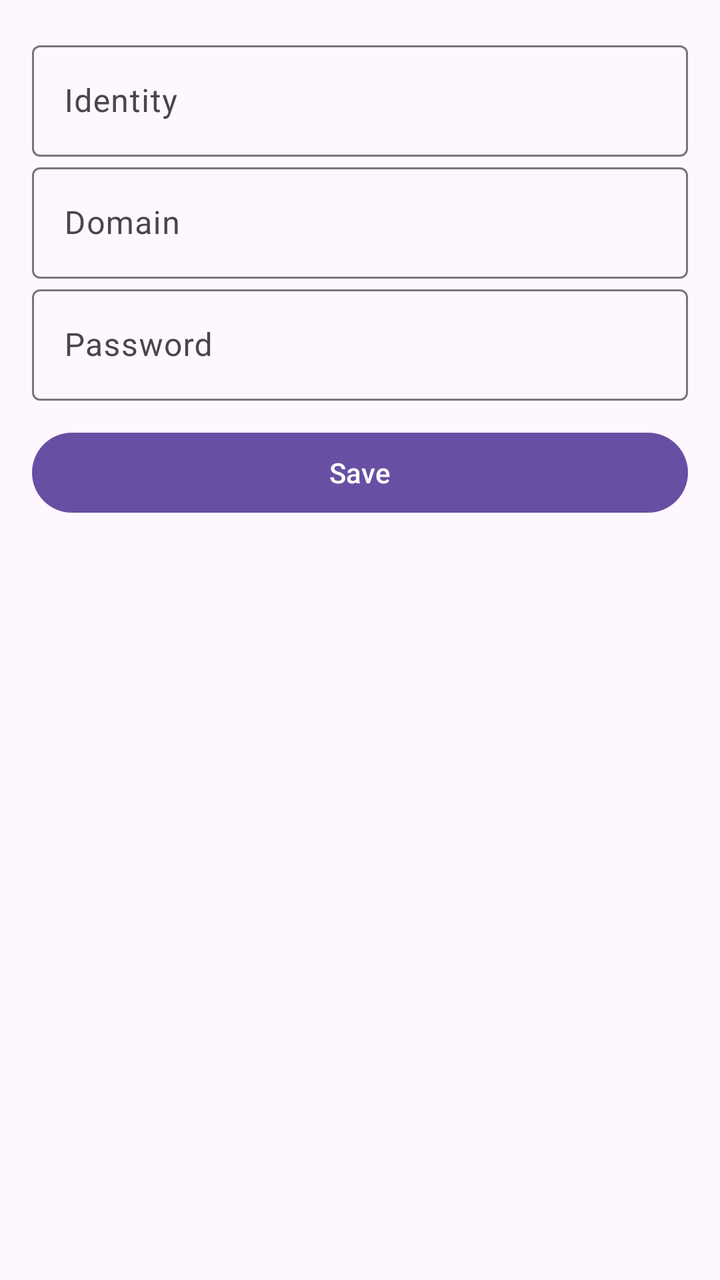
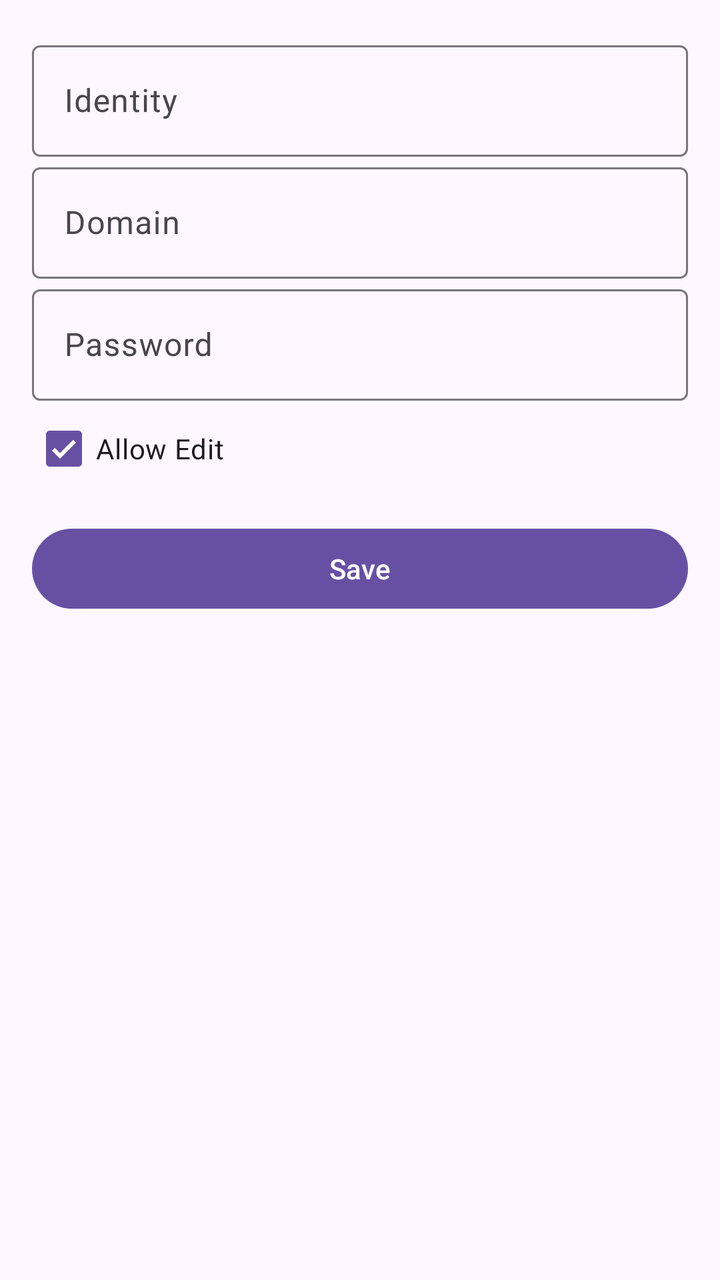

The first picture is an Android layout as it rendered before a commit; the second is the same layout after the commit. The layout source and the unified diff follow.
<!-- AndroidManifest.xml: application theme Theme.AutoWifiConnector -->
<!-- res/layout/activity_add_view.xml -->
<?xml version="1.0" encoding="utf-8"?>
<LinearLayout xmlns:android="http://schemas.android.com/apk/res/android"
    xmlns:tools="http://schemas.android.com/tools"
    android:layout_width="match_parent"
    android:layout_height="match_parent"
    android:orientation="vertical"
    android:paddingStart="16dp"
    android:paddingTop="12dp"
    android:paddingEnd="16dp"
    tools:context=".AddViewActivity">

    <com.google.android.material.textfield.TextInputLayout
        android:layout_width="match_parent"
        android:layout_height="wrap_content">

        <com.google.android.material.textfield.TextInputEditText
            android:id="@+id/ssid_tv"
            android:layout_width="match_parent"
            android:layout_height="wrap_content"
            android:hint="SSID"
            android:visibility="gone" />
    </com.google.android.material.textfield.TextInputLayout>

    <com.google.android.material.textfield.TextInputLayout
        android:layout_width="match_parent"
        android:layout_height="wrap_content">

        <com.google.android.material.textfield.TextInputEditText
            android:id="@+id/identity_tv"
            android:layout_width="match_parent"
            android:layout_height="wrap_content"
            android:hint="Identity" />
    </com.google.android.material.textfield.TextInputLayout>

    <com.google.android.material.textfield.TextInputLayout
        android:layout_width="match_parent"
        android:layout_height="wrap_content">

        <com.google.android.material.textfield.TextInputEditText
            android:id="@+id/domain_tv"
            android:layout_width="match_parent"
            android:layout_height="wrap_content"
            android:hint="Domain" />
    </com.google.android.material.textfield.TextInputLayout>

    <com.google.android.material.textfield.TextInputLayout
        android:layout_width="match_parent"
        android:layout_height="wrap_content">

        <com.google.android.material.textfield.TextInputEditText
            android:id="@+id/password_tv"
            android:layout_width="match_parent"
            android:layout_height="wrap_content"
            android:hint="Password" />
    </com.google.android.material.textfield.TextInputLayout>

    <Button
        android:id="@+id/save_btn"
        android:layout_width="match_parent"
        android:layout_height="wrap_content"
        android:layout_marginTop="12dp"
        android:text="Save" />

</LinearLayout>
<!-- resources referenced by this layout -->
<resources>
  <style name="Theme.AutoWifiConnector" parent="Base.Theme.AutoWifiConnector" />
  <style name="Base.Theme.AutoWifiConnector" parent="Theme.Material3.DayNight">
          <item name="android:windowLightStatusBar">true</item>
          <item name="actionBarPopupTheme">@style/Widget.Material3.PopupMenu</item>
          <item name="popupMenuStyle">@style/Widget.Material3.PopupMenu</item>
          <item name="actionBarTheme">?attr/actionBarTheme</item>
          <item name="android:statusBarColor">?attr/colorSurfaceContainer</item>
      </style>
</resources>

<!-- the commit's change to res/layout/activity_add_view.xml (unified diff, before → after) -->
@@ -1,64 +1,83 @@
 <?xml version="1.0" encoding="utf-8"?>
-<LinearLayout xmlns:android="http://schemas.android.com/apk/res/android"
+<androidx.constraintlayout.widget.ConstraintLayout android:layout_height="match_parent"
+    xmlns:android="http://schemas.android.com/apk/res/android"
     xmlns:tools="http://schemas.android.com/tools"
-    android:layout_width="match_parent"
-    android:layout_height="match_parent"
-    android:orientation="vertical"
-    android:paddingStart="16dp"
-    android:paddingTop="12dp"
-    android:paddingEnd="16dp"
-    tools:context=".AddViewActivity">
+    android:layout_width="match_parent">
 
-    <com.google.android.material.textfield.TextInputLayout
+    <LinearLayout
         android:layout_width="match_parent"
-        android:layout_height="wrap_content">
+        android:layout_height="match_parent"
+        android:orientation="vertical"
+        android:paddingStart="16dp"
+        android:paddingTop="12dp"
+        android:paddingEnd="16dp"
+        tools:context=".AddViewActivity">
 
-        <com.google.android.material.textfield.TextInputEditText
-            android:id="@+id/ssid_tv"
+        <com.google.android.material.textfield.TextInputLayout
+            android:layout_width="match_parent"
+            android:layout_height="wrap_content">
+
+            <com.google.android.material.textfield.TextInputEditText
+                android:id="@+id/ssid_tv"
+                android:layout_width="match_parent"
+                android:layout_height="wrap_content"
+                android:hint="SSID"
+                android:visibility="gone" />
+        </com.google.android.material.textfield.TextInputLayout>
+
+        <com.google.android.material.textfield.TextInputLayout
+            android:layout_width="match_parent"
+            android:layout_height="wrap_content">
+
+            <com.google.android.material.textfield.TextInputEditText
+                android:id="@+id/identity_tv"
+                android:layout_width="match_parent"
+                android:layout_height="wrap_content"
+                android:hint="Identity" />
+        </com.google.android.material.textfield.TextInputLayout>
+
+        <com.google.android.material.textfield.TextInputLayout
+            android:layout_width="match_parent"
+            android:layout_height="wrap_content">
+
+            <com.google.android.material.textfield.TextInputEditText
+                android:id="@+id/domain_tv"
+                android:layout_width="match_parent"
+                android:layout_height="wrap_content"
+                android:hint="Domain" />
+        </com.google.android.material.textfield.TextInputLayout>
+
+        <com.google.android.material.textfield.TextInputLayout
+            android:layout_width="match_parent"
+            android:layout_height="wrap_content">
+
+            <com.google.android.material.textfield.TextInputEditText
+                android:id="@+id/password_tv"
+                android:layout_width="match_parent"
+                android:layout_height="wrap_content"
+                android:hint="Password" />
+        </com.google.android.material.textfield.TextInputLayout>
+
+        <com.google.android.material.textfield.TextInputLayout
+            android:layout_width="match_parent"
+            android:layout_height="wrap_content">
+
+
+        </com.google.android.material.textfield.TextInputLayout>
+        <CheckBox
             android:layout_width="match_parent"
             android:layout_height="wrap_content"
-            android:hint="SSID"
-            android:visibility="gone" />
-    </com.google.android.material.textfield.TextInputLayout>
+            android:text="Allow Edit"
+            android:id="@+id/allowEditCheckBox"
 
-    <com.google.android.material.textfield.TextInputLayout
-        android:layout_width="match_parent"
-        android:layout_height="wrap_content">
-
-        <com.google.android.material.textfield.TextInputEditText
-            android:id="@+id/identity_tv"
+            android:checked="true"/>
+        <Button
+            android:id="@+id/save_btn"
             android:layout_width="match_parent"
             android:layout_height="wrap_content"
-            android:hint="Identity" />
-    </com.google.android.material.textfield.TextInputLayout>
+            android:layout_marginTop="12dp"
+            android:text="Save" />
 
-    <com.google.android.material.textfield.TextInputLayout
-        android:layout_width="match_parent"
-        android:layout_height="wrap_content">
+    </LinearLayout>
 
-        <com.google.android.material.textfield.TextInputEditText
-            android:id="@+id/domain_tv"
-            android:layout_width="match_parent"
-            android:layout_height="wrap_content"
-            android:hint="Domain" />
-    </com.google.android.material.textfield.TextInputLayout>
-
-    <com.google.android.material.textfield.TextInputLayout
-        android:layout_width="match_parent"
-        android:layout_height="wrap_content">
-
-        <com.google.android.material.textfield.TextInputEditText
-            android:id="@+id/password_tv"
-            android:layout_width="match_parent"
-            android:layout_height="wrap_content"
-            android:hint="Password" />
-    </com.google.android.material.textfield.TextInputLayout>
-
-    <Button
-        android:id="@+id/save_btn"
-        android:layout_width="match_parent"
-        android:layout_height="wrap_content"
-        android:layout_marginTop="12dp"
-        android:text="Save" />
-
-</LinearLayout>
+</androidx.constraintlayout.widget.ConstraintLayout>
